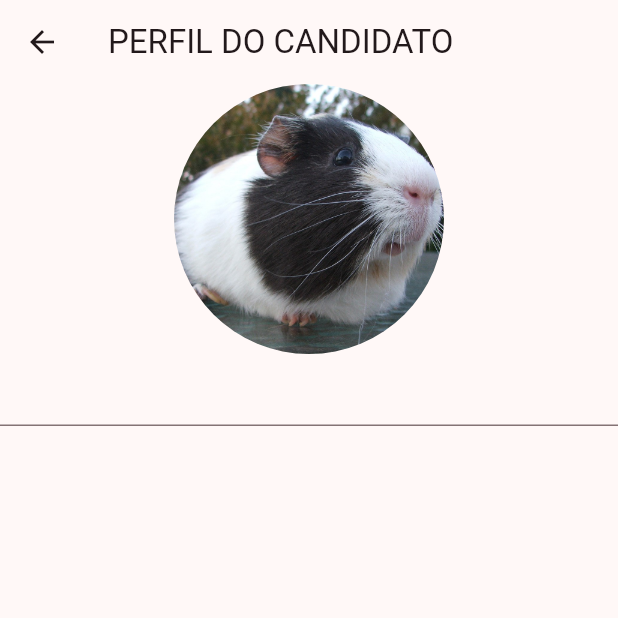
After one commit to lucasjseixas/projdesenvmob, a Flutter app: the CandidatoForm screen opened directly, after a tap on "CADASTRAR", on a phone screen of 412 x 824 dp, the top half of it. The commit adds this screen. Run offline on Flutter 3.47's test engine with Material 3 defaults, Android fonts, the light colour scheme and no system bars.

Commit message:
adicionado inicio de perfil

```diff
--- a/lib/Pages/LoginPages/Forms/cadidato_form.dart
+++ b/lib/Pages/LoginPages/Forms/cadidato_form.dart
@@ -1,5 +1,6 @@
 import 'package:flutter/material.dart';
-import 'package:projec1/utils/dropdownmenu.dart';
+import 'package:projec1/Perfis/candidato_perfil.dart';
+import 'package:projec1/Utils/dropdownmenu.dart';
 
 class CandidatoForm extends StatefulWidget {
   const CandidatoForm({super.key});
@@ -53,6 +54,15 @@ class _CandidatoFormState extends State<CandidatoForm> {
           ),
           const Text('Estado'),
           const DropDownMenu(),
+          ElevatedButton(
+              onPressed: () {
+                Navigator.push(
+                  context,
+                  MaterialPageRoute(
+                      builder: (context) => const CandidatoPerfil()),
+                );
+              },
+              child: const Text('CADASTRAR'))
         ],
       ),
     );
--- /dev/null
+++ b/lib/Perfis/candidato_perfil.dart
@@ -0,0 +1,37 @@
+import 'package:flutter/material.dart';
+import 'package:flutter/widgets.dart';
+
+class CandidatoPerfil extends StatefulWidget {
+  const CandidatoPerfil({super.key});
+
+  @override
+  State<CandidatoPerfil> createState() => _CandidatoPerfilState();
+}
+
+class _CandidatoPerfilState extends State<CandidatoPerfil> {
+  @override
+  Widget build(BuildContext context) {
+    return Scaffold(
+      appBar: AppBar(
+        title: const Text('PERFIL DO CANDIDATO'),
+      ),
+      body: Column(
+        mainAxisAlignment: MainAxisAlignment.start,
+        children: [
+          ClipRRect(
+            borderRadius: BorderRadius.circular(120),
+            child: Image.asset(
+              'assets/image/fotoplaceholder.png',
+              fit: BoxFit.cover,
+              width: 180,
+              height: 180,
+            ),
+          ),
+          const TextField(
+              decoration:
+                  InputDecoration()), //placeholder para centralizar a imagem
+        ],
+      ),
+    );
+  }
+}
--- /dev/null
+++ b/lib/Perfis/empresa_perfil.dart
@@ -0,0 +1,15 @@
+import 'package:flutter/material.dart';
+
+class EmpresaPerfil extends StatefulWidget {
+  const EmpresaPerfil({super.key});
+
+  @override
+  State<EmpresaPerfil> createState() => _EmpresaPerfilState();
+}
+
+class _EmpresaPerfilState extends State<EmpresaPerfil> {
+  @override
+  Widget build(BuildContext context) {
+    return const Placeholder();
+  }
+}
--- a/lib/depreciado/card_inicial.dart
+++ b/lib/depreciado/card_inicial.dart
@@ -1,5 +1,5 @@
 import 'package:flutter/material.dart';
-import '/depreciado/sample_card.dart';
+import 'sample_card.dart';
 
 class CardInicial extends StatelessWidget {
   const CardInicial({super.key});
--- a/lib/utils/dropdownmenu.dart
+++ b/lib/utils/dropdownmenu.dart
@@ -44,7 +44,6 @@ class _DropDownMenuState extends State<DropDownMenu> {
     return DropdownMenu<String>(
       initialSelection: siglaestados.first,
       onSelected: (String? value) {
-        // This is called when the user selects an item.
         setState(() {
           dropdownValue = value!;
         });
--- a/pubspec.yaml
+++ b/pubspec.yaml
@@ -58,6 +58,9 @@ flutter:
   # the material Icons class.
   uses-material-design: true
 
+  assets:
+  - assets/image/fotoplaceholder.png
+
   # To add assets to your application, add an assets section, like this:
   # assets:
   #   - images/a_dot_burr.jpeg
```
Also changed, not shown: assets/image/fotoplacehol1der.png (added), assets/image/fotoplaceholder.png (added), pubspec.lock.
